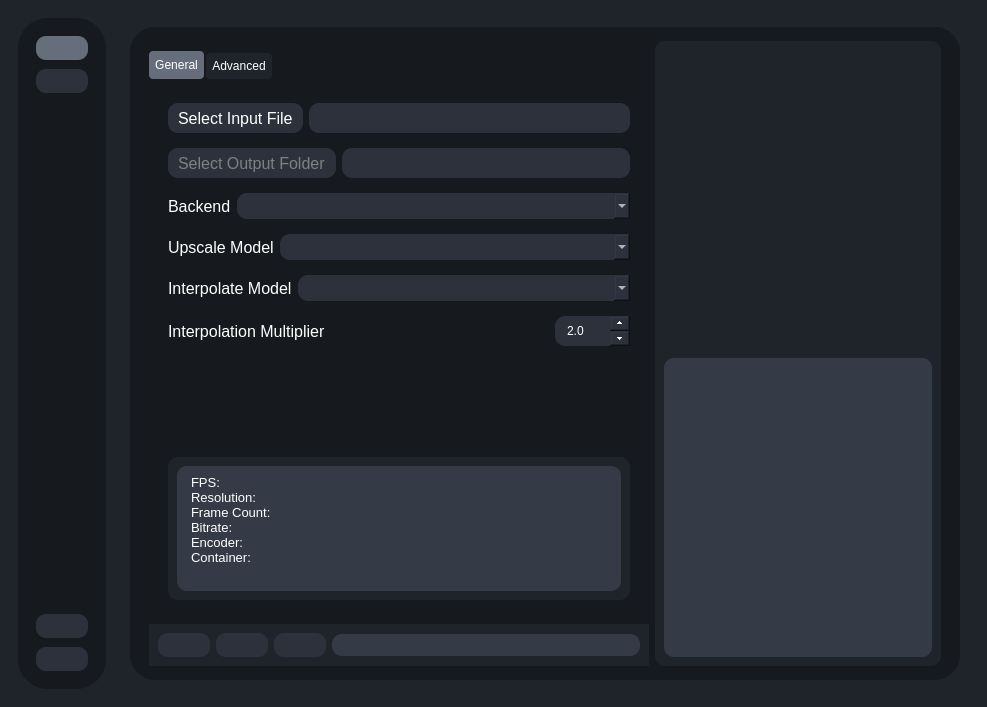
Old version of the form testRVEInterface.ui in the repository TNTwise/Rife-ESRGAN-App-Linux-QT.
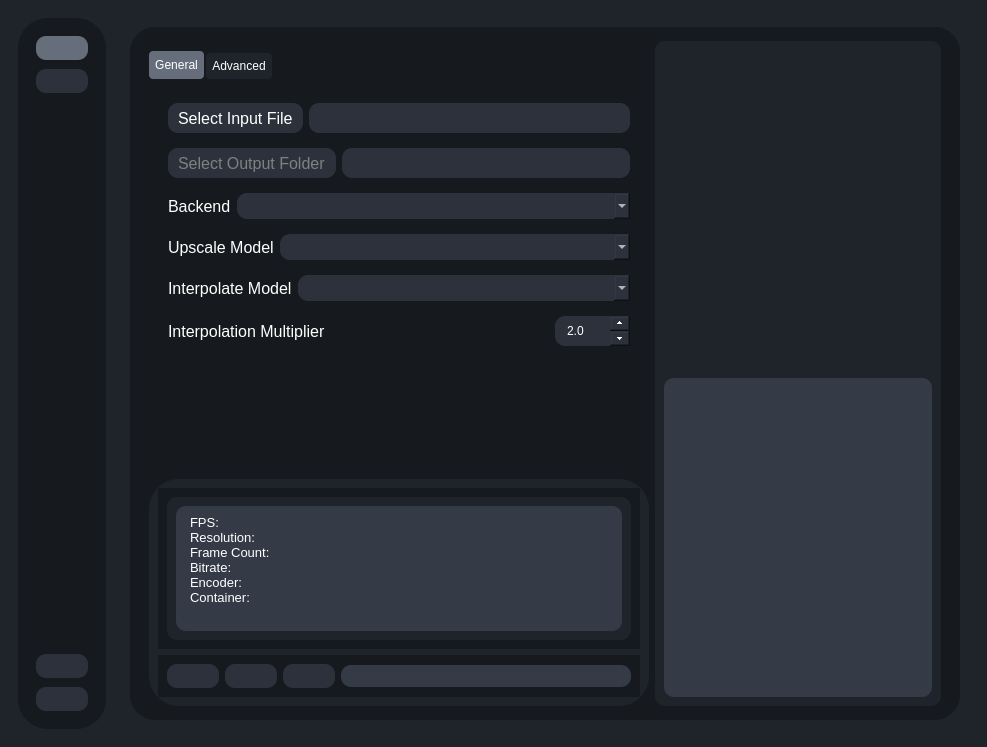
New version of the form. The open tabs and pages were chosen to show the change. Icons and pictures are not drawn.

Diff of the .ui file:
```diff
--- a/testRVEInterface.ui
+++ b/testRVEInterface.ui
@@ -1028,90 +1028,6 @@
                        </property>
                       </spacer>
                      </item>
-                     <item>
-                      <widget class="QWidget" name="widget_2" native="true">
-                       <property name="maximumSize">
-                        <size>
-                         <width>16000</width>
-                         <height>150</height>
-                        </size>
-                       </property>
-                       <property name="styleSheet">
-                        <string notr="true">QWidget{
-background-color:#1f232a;
-border-radius:10px;
-}
-</string>
-                       </property>
-                       <layout class="QHBoxLayout" name="horizontalLayout_26">
-                        <item>
-                         <widget class="QTextEdit" name="videoInfoTextEdit">
-                          <property name="enabled">
-                           <bool>true</bool>
-                          </property>
-                          <property name="sizePolicy">
-                           <sizepolicy hsizetype="MinimumExpanding" vsizetype="Expanding">
-                            <horstretch>0</horstretch>
-                            <verstretch>0</verstretch>
-                           </sizepolicy>
-                          </property>
-                          <property name="minimumSize">
-                           <size>
-                            <width>0</width>
-                            <height>125</height>
-                           </size>
-                          </property>
-                          <property name="maximumSize">
-                           <size>
-                            <width>16777215</width>
-                            <height>125</height>
-                           </size>
-                          </property>
-                          <property name="accessibleDescription">
-                           <string notr="true"/>
-                          </property>
-                          <property name="styleSheet">
-                           <string notr="true">QTextEdit{
-background-color:#343b47;
-color:white;
-}
-QTextEdit:disabled{color:white;}</string>
-                          </property>
-                          <property name="verticalScrollBarPolicy">
-                           <enum>Qt::ScrollBarPolicy::ScrollBarAlwaysOff</enum>
-                          </property>
-                          <property name="horizontalScrollBarPolicy">
-                           <enum>Qt::ScrollBarPolicy::ScrollBarAlwaysOff</enum>
-                          </property>
-                          <property name="sizeAdjustPolicy">
-                           <enum>QAbstractScrollArea::SizeAdjustPolicy::AdjustToContents</enum>
-                          </property>
-                          <property name="lineWrapMode">
-                           <enum>QTextEdit::LineWrapMode::NoWrap</enum>
-                          </property>
-                          <property name="readOnly">
-                           <bool>true</bool>
-                          </property>
-                          <property name="html">
-                           <string notr="true">&lt;!DOCTYPE HTML PUBLIC &quot;-//W3C//DTD HTML 4.0//EN&quot; &quot;http://www.w3.org/TR/REC-html40/strict.dtd&quot;&gt;
-&lt;html&gt;&lt;head&gt;&lt;meta name=&quot;qrichtext&quot; content=&quot;1&quot; /&gt;&lt;meta charset=&quot;utf-8&quot; /&gt;&lt;style type=&quot;text/css&quot;&gt;
-p, li { white-space: pre-wrap; }
-hr { height: 1px; border-width: 0; }
-li.unchecked::marker { content: &quot;\2610&quot;; }
-li.checked::marker { content: &quot;\2612&quot;; }
-&lt;/style&gt;&lt;/head&gt;&lt;body style=&quot; font-family:'Noto Sans'; font-size:10pt; font-weight:400; font-style:normal;&quot;&gt;
-&lt;p style=&quot; margin-top:0px; margin-bottom:0px; margin-left:0px; margin-right:0px; -qt-block-indent:0; text-indent:0px;&quot;&gt;&lt;span style=&quot; font-family:'Sans Serif';&quot;&gt;FPS:&lt;/span&gt;&lt;/p&gt;
-&lt;p style=&quot; margin-top:0px; margin-bottom:0px; margin-left:0px; margin-right:0px; -qt-block-indent:0; text-indent:0px;&quot;&gt;&lt;span style=&quot; font-family:'Sans Serif';&quot;&gt;Resolution:&lt;/span&gt;&lt;/p&gt;
-&lt;p style=&quot; margin-top:0px; margin-bottom:0px; margin-left:0px; margin-right:0px; -qt-block-indent:0; text-indent:0px;&quot;&gt;&lt;span style=&quot; font-family:'Sans Serif';&quot;&gt;Frame Count:&lt;/span&gt;&lt;/p&gt;
-&lt;p style=&quot; margin-top:0px; margin-bottom:0px; margin-left:0px; margin-right:0px; -qt-block-indent:0; text-indent:0px;&quot;&gt;&lt;span style=&quot; font-family:'Sans Serif';&quot;&gt;Bitrate:&lt;/span&gt;&lt;/p&gt;
-&lt;p style=&quot; margin-top:0px; margin-bottom:0px; margin-left:0px; margin-right:0px; -qt-block-indent:0; text-indent:0px;&quot;&gt;&lt;span style=&quot; font-family:'Sans Serif';&quot;&gt;Encoder:&lt;/span&gt;&lt;/p&gt;
-&lt;p style=&quot; margin-top:0px; margin-bottom:0px; margin-left:0px; margin-right:0px; -qt-block-indent:0; text-indent:0px;&quot;&gt;&lt;span style=&quot; font-family:'Sans Serif';&quot;&gt;Container:&lt;/span&gt;&lt;/p&gt;&lt;/body&gt;&lt;/html&gt;</string>
-                          </property>
-                         </widget>
-                        </item>
-                       </layout>
-                      </widget>
-                     </item>
                      <item>
                       <spacer name="verticalSpacer_3">
                        <property name="orientation">
@@ -1682,8 +1598,104 @@
 }
 </string>
                    </property>
+                   <layout class="QVBoxLayout" name="verticalLayout_21">
+                    <item>
+                     <widget class="QWidget" name="widget_2" native="true">
                    <layout class="QHBoxLayout" name="horizontalLayout_2">
                     <item>
+                        <widget class="QWidget" name="widget_14" native="true">
+                         <property name="maximumSize">
+                          <size>
+                           <width>16000</width>
+                           <height>150</height>
+                          </size>
+                         </property>
+                         <property name="styleSheet">
+                          <string notr="true">QWidget{
+background-color:#1f232a;
+border-radius:10px;
+}
+</string>
+                         </property>
+                         <layout class="QHBoxLayout" name="horizontalLayout_26">
+                          <item>
+                           <widget class="QTextEdit" name="videoInfoTextEdit">
+                            <property name="enabled">
+                             <bool>false</bool>
+                            </property>
+                            <property name="sizePolicy">
+                             <sizepolicy hsizetype="MinimumExpanding" vsizetype="Expanding">
+                              <horstretch>0</horstretch>
+                              <verstretch>0</verstretch>
+                             </sizepolicy>
+                            </property>
+                            <property name="minimumSize">
+                             <size>
+                              <width>0</width>
+                              <height>125</height>
+                             </size>
+                            </property>
+                            <property name="maximumSize">
+                             <size>
+                              <width>16777215</width>
+                              <height>125</height>
+                             </size>
+                            </property>
+                            <property name="accessibleDescription">
+                             <string notr="true"/>
+                            </property>
+                            <property name="styleSheet">
+                             <string notr="true">QTextEdit{
+background-color:#343b47;
+color:white;
+}
+QTextEdit:disabled{color:white;}</string>
+                            </property>
+                            <property name="verticalScrollBarPolicy">
+                             <enum>Qt::ScrollBarPolicy::ScrollBarAlwaysOff</enum>
+                            </property>
+                            <property name="horizontalScrollBarPolicy">
+                             <enum>Qt::ScrollBarPolicy::ScrollBarAlwaysOff</enum>
+                            </property>
+                            <property name="sizeAdjustPolicy">
+                             <enum>QAbstractScrollArea::SizeAdjustPolicy::AdjustToContents</enum>
+                            </property>
+                            <property name="lineWrapMode">
+                             <enum>QTextEdit::LineWrapMode::NoWrap</enum>
+                            </property>
+                            <property name="readOnly">
+                             <bool>true</bool>
+                            </property>
+                            <property name="html">
+                             <string notr="true">&lt;!DOCTYPE HTML PUBLIC &quot;-//W3C//DTD HTML 4.0//EN&quot; &quot;http://www.w3.org/TR/REC-html40/strict.dtd&quot;&gt;
+&lt;html&gt;&lt;head&gt;&lt;meta name=&quot;qrichtext&quot; content=&quot;1&quot; /&gt;&lt;meta charset=&quot;utf-8&quot; /&gt;&lt;style type=&quot;text/css&quot;&gt;
+p, li { white-space: pre-wrap; }
+hr { height: 1px; border-width: 0; }
+li.unchecked::marker { content: &quot;\2610&quot;; }
+li.checked::marker { content: &quot;\2612&quot;; }
+&lt;/style&gt;&lt;/head&gt;&lt;body style=&quot; font-family:'Noto Sans'; font-size:10pt; font-weight:400; font-style:normal;&quot;&gt;
+&lt;p style=&quot; margin-top:0px; margin-bottom:0px; margin-left:0px; margin-right:0px; -qt-block-indent:0; text-indent:0px;&quot;&gt;&lt;span style=&quot; font-family:'Sans Serif';&quot;&gt;FPS:&lt;/span&gt;&lt;/p&gt;
+&lt;p style=&quot; margin-top:0px; margin-bottom:0px; margin-left:0px; margin-right:0px; -qt-block-indent:0; text-indent:0px;&quot;&gt;&lt;span style=&quot; font-family:'Sans Serif';&quot;&gt;Resolution:&lt;/span&gt;&lt;/p&gt;
+&lt;p style=&quot; margin-top:0px; margin-bottom:0px; margin-left:0px; margin-right:0px; -qt-block-indent:0; text-indent:0px;&quot;&gt;&lt;span style=&quot; font-family:'Sans Serif';&quot;&gt;Frame Count:&lt;/span&gt;&lt;/p&gt;
+&lt;p style=&quot; margin-top:0px; margin-bottom:0px; margin-left:0px; margin-right:0px; -qt-block-indent:0; text-indent:0px;&quot;&gt;&lt;span style=&quot; font-family:'Sans Serif';&quot;&gt;Bitrate:&lt;/span&gt;&lt;/p&gt;
+&lt;p style=&quot; margin-top:0px; margin-bottom:0px; margin-left:0px; margin-right:0px; -qt-block-indent:0; text-indent:0px;&quot;&gt;&lt;span style=&quot; font-family:'Sans Serif';&quot;&gt;Encoder:&lt;/span&gt;&lt;/p&gt;
+&lt;p style=&quot; margin-top:0px; margin-bottom:0px; margin-left:0px; margin-right:0px; -qt-block-indent:0; text-indent:0px;&quot;&gt;&lt;span style=&quot; font-family:'Sans Serif';&quot;&gt;Container:&lt;/span&gt;&lt;/p&gt;&lt;/body&gt;&lt;/html&gt;</string>
+                            </property>
+                           </widget>
+                          </item>
+                         </layout>
+                        </widget>
+                       </item>
+                      </layout>
+                     </widget>
+                    </item>
+                    <item>
+                     <widget class="QWidget" name="widget_13" native="true">
+                      <property name="styleSheet">
+                       <string notr="true"/>
+                      </property>
+                      <layout class="QHBoxLayout" name="horizontalLayout_32">
+                       <item>
                      <widget class="QPushButton" name="startRenderButton">
                       <property name="enabled">
                        <bool>true</bool>
@@ -1814,6 +1826,9 @@
                 </layout>
                </widget>
               </item>
+                </layout>
+               </widget>
+              </item>
               <item row="0" column="1">
                <widget class="QWidget" name="processInfoContainer" native="true">
                 <property name="sizePolicy">
@@ -2137,8 +2152,8 @@
                   <rect>
                    <x>0</x>
                    <y>0</y>
-                   <width>787</width>
-                   <height>623</height>
+                   <width>525</width>
+                   <height>354</height>
                   </rect>
                  </property>
                  <layout class="QVBoxLayout" name="verticalLayout_18">
```
Lines whose indentation alone changed are shown as unchanged.
